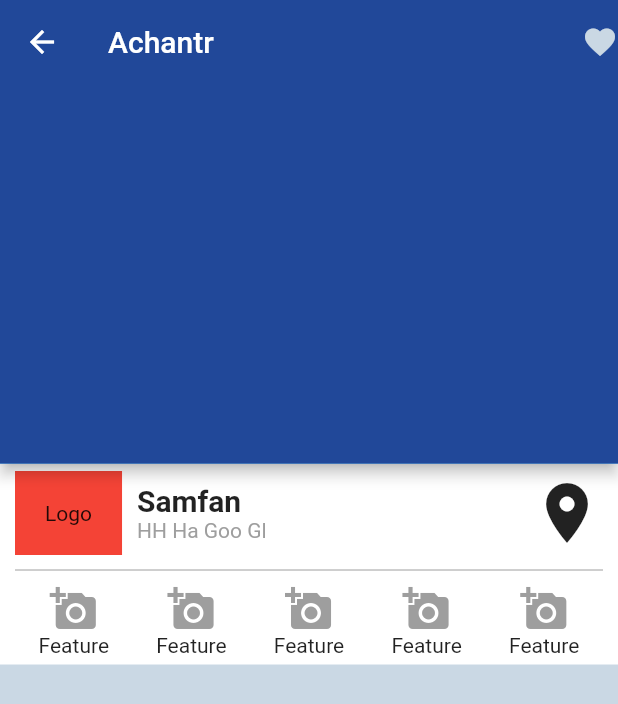
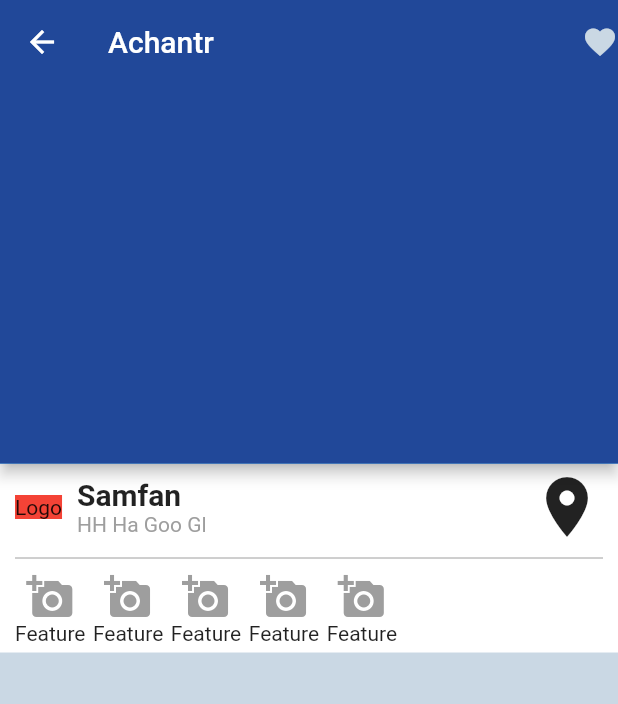
Before and after one commit to plokmij/ui-item-detail-page, a Flutter app: the screen it shows after launch, on a phone screen of 412 x 824 dp. Shown: the top 704 px of the screen. Run offline on Flutter 3.47's test engine with Material 2 defaults, Android fonts, the phone set to English and light mode, and no system bars.

Commit message:
alignment

```diff
--- a/lib/src/widgets/titlecard.dart
+++ b/lib/src/widgets/titlecard.dart
@@ -39,7 +39,7 @@ class TitleCard extends StatelessWidget {
     return Row(
       children: <Widget>[
         Container(
-          padding: EdgeInsets.all(20.0),
+          //padding: EdgeInsets.all(12.0),
           child: Center(child: Text("Logo")),
           margin: EdgeInsets.only(right: 10.0),
           decoration: BoxDecoration(
@@ -72,10 +72,13 @@ class TitleCard extends StatelessWidget {
 
   Widget buildFeaturesRow() {
     return Row(
+      crossAxisAlignment: CrossAxisAlignment.start,
       children: <Widget>[
-        Expanded(
-          child: Container(
+        Container(
+            padding: EdgeInsets.only(right: 5.0),
             child: Column(
+              mainAxisAlignment: MainAxisAlignment.center,
+              crossAxisAlignment: CrossAxisAlignment.center,
               children: <Widget>[
                 Icon(
                   Icons.add_a_photo,
@@ -86,10 +89,11 @@ class TitleCard extends StatelessWidget {
               ],
             ),
           ),
-        ),
-        Expanded(
-          child: Container(
+        Container(
+            padding: EdgeInsets.only(right: 5.0),
             child: Column(
+              mainAxisAlignment: MainAxisAlignment.center,
+              crossAxisAlignment: CrossAxisAlignment.center,
               children: <Widget>[
                 Icon(
                   Icons.add_a_photo,
@@ -100,10 +104,11 @@ class TitleCard extends StatelessWidget {
               ],
             ),
           ),
-        ),
-        Expanded(
-          child: Container(
+        Container(
+            padding: EdgeInsets.only(right: 5.0),
             child: Column(
+              mainAxisAlignment: MainAxisAlignment.center,
+              crossAxisAlignment: CrossAxisAlignment.center,
               children: <Widget>[
                 Icon(
                   Icons.add_a_photo,
@@ -114,10 +119,11 @@ class TitleCard extends StatelessWidget {
               ],
             ),
           ),
-        ),
-        Expanded(
-          child: Container(
+        Container(
+            padding: EdgeInsets.only(right: 5.0),
             child: Column(
+              mainAxisAlignment: MainAxisAlignment.center,
+              crossAxisAlignment: CrossAxisAlignment.center,
               children: <Widget>[
                 Icon(
                   Icons.add_a_photo,
@@ -128,10 +134,11 @@ class TitleCard extends StatelessWidget {
               ],
             ),
           ),
-        ),
-        Expanded(
-          child: Container(
+        Container(
+            padding: EdgeInsets.only(right: 5.0),
             child: Column(
+              mainAxisAlignment: MainAxisAlignment.center,
+              crossAxisAlignment: CrossAxisAlignment.center,
               children: <Widget>[
                 Icon(
                   Icons.add_a_photo,
@@ -142,7 +149,6 @@ class TitleCard extends StatelessWidget {
               ],
             ),
           ),
-        ),
       ],
     );
   }
```
Also changed, not shown: lib/src/widgets/date_time_selector.dart (added).
